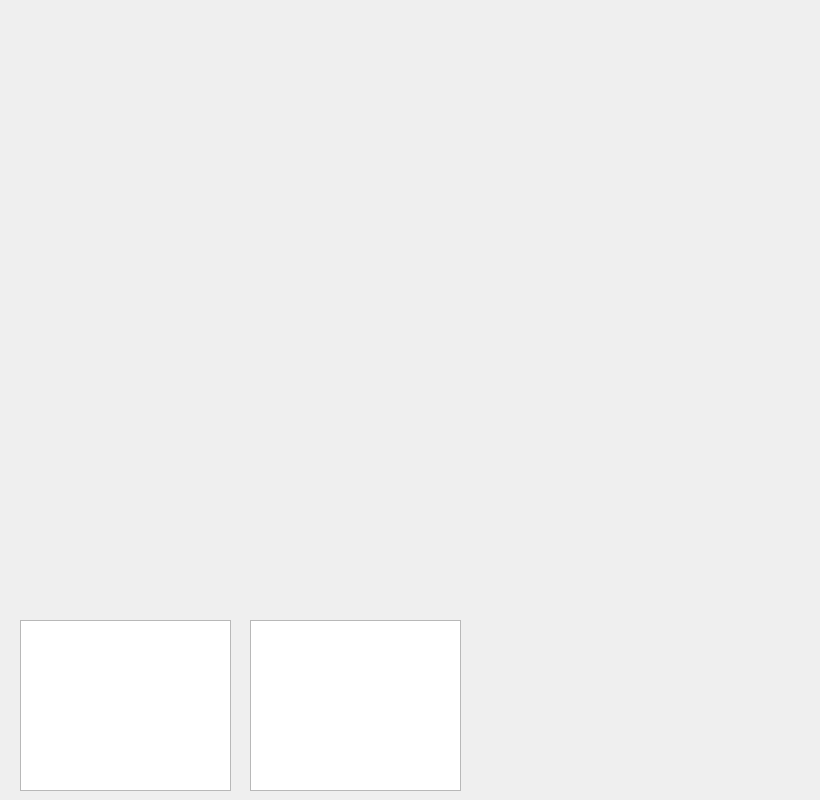
This is viewer/grid_viewer_mainwindow.ui in nithins/mscomplex-3d as Qt 5 draws it before an edit. The edited form follows.
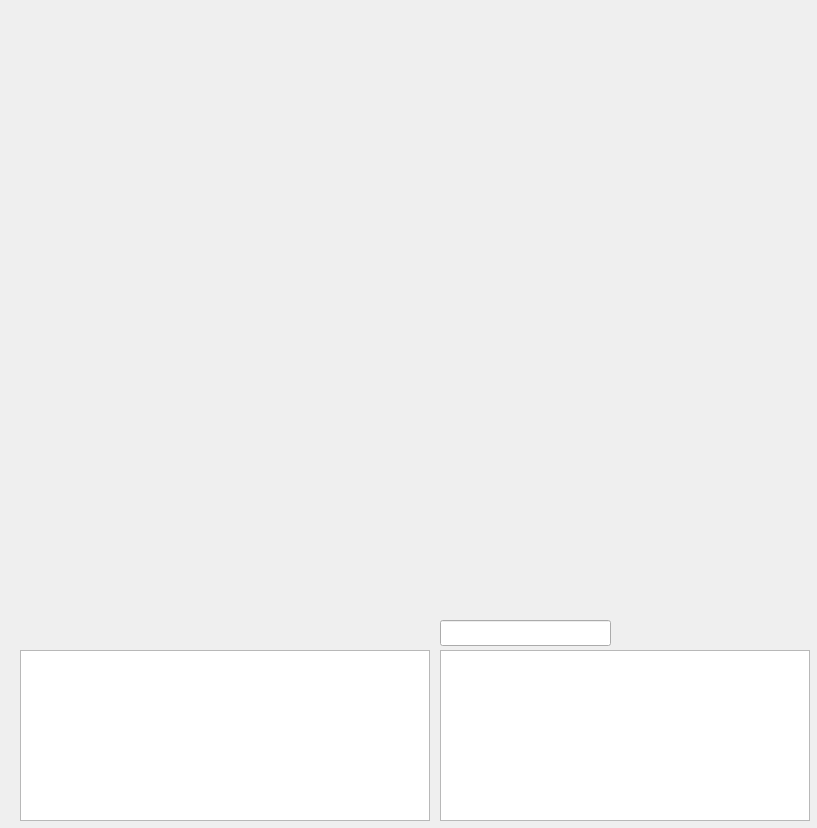
This is the edited form.

What changed in the file:
```diff
--- a/viewer/grid_viewer_mainwindow.ui
+++ b/viewer/grid_viewer_mainwindow.ui
@@ -6,8 +6,8 @@
    <rect>
     <x>0</x>
     <y>0</y>
-    <width>820</width>
-    <height>800</height>
+    <width>817</width>
+    <height>828</height>
    </rect>
   </property>
   <property name="contextMenuPolicy">
@@ -29,12 +29,12 @@
     <bool>false</bool>
    </property>
   </widget>
-  <widget class="QTreeView" name="datapiece_view">
+  <widget class="QTableView" name="datapiece_view">
    <property name="geometry">
     <rect>
      <x>20</x>
-     <y>620</y>
-     <width>211</width>
+     <y>650</y>
+     <width>410</width>
      <height>171</height>
     </rect>
    </property>
@@ -44,21 +44,88 @@
    <property name="selectionMode">
     <enum>QAbstractItemView::ExtendedSelection</enum>
    </property>
+   <property name="selectionBehavior">
+    <enum>QAbstractItemView::SelectRows</enum>
+   </property>
+   <property name="sortingEnabled">
+    <bool>true</bool>
+   </property>
   </widget>
-  <widget class="QTreeView" name="critpt_view">
+  <widget class="QTableView" name="critpt_view">
    <property name="geometry">
     <rect>
-     <x>250</x>
-     <y>620</y>
-     <width>211</width>
+     <x>440</x>
+     <y>650</y>
+     <width>370</width>
      <height>171</height>
     </rect>
    </property>
    <property name="contextMenuPolicy">
     <enum>Qt::CustomContextMenu</enum>
    </property>
+   <property name="alternatingRowColors">
+    <bool>true</bool>
+   </property>
    <property name="selectionMode">
     <enum>QAbstractItemView::ExtendedSelection</enum>
+   </property>
+   <property name="selectionBehavior">
+    <enum>QAbstractItemView::SelectRows</enum>
+   </property>
+   <property name="showGrid">
+    <bool>false</bool>
+   </property>
+   <property name="sortingEnabled">
+    <bool>true</bool>
+   </property>
+   <attribute name="horizontalHeaderCascadingSectionResizes">
+    <bool>false</bool>
+   </attribute>
+   <attribute name="horizontalHeaderDefaultSectionSize">
+    <number>100</number>
+   </attribute>
+   <attribute name="verticalHeaderVisible">
+    <bool>false</bool>
+   </attribute>
+   <attribute name="verticalHeaderCascadingSectionResizes">
+    <bool>false</bool>
+   </attribute>
+   <attribute name="verticalHeaderDefaultSectionSize">
+    <number>20</number>
+   </attribute>
+   <attribute name="verticalHeaderVisible">
+    <bool>false</bool>
+   </attribute>
+   <attribute name="verticalHeaderDefaultSectionSize">
+    <number>20</number>
+   </attribute>
+   <attribute name="horizontalHeaderCascadingSectionResizes">
+    <bool>false</bool>
+   </attribute>
+   <attribute name="verticalHeaderCascadingSectionResizes">
+    <bool>false</bool>
+   </attribute>
+   <attribute name="horizontalHeaderDefaultSectionSize">
+    <number>100</number>
+   </attribute>
+  </widget>
+  <widget class="QLineEdit" name="critpt_filter_edit">
+   <property name="enabled">
+    <bool>true</bool>
+   </property>
+   <property name="geometry">
+    <rect>
+     <x>440</x>
+     <y>620</y>
+     <width>171</width>
+     <height>26</height>
+    </rect>
+   </property>
+   <property name="text">
+    <string/>
+   </property>
+   <property name="readOnly">
+    <bool>false</bool>
    </property>
   </widget>
  </widget>
```
